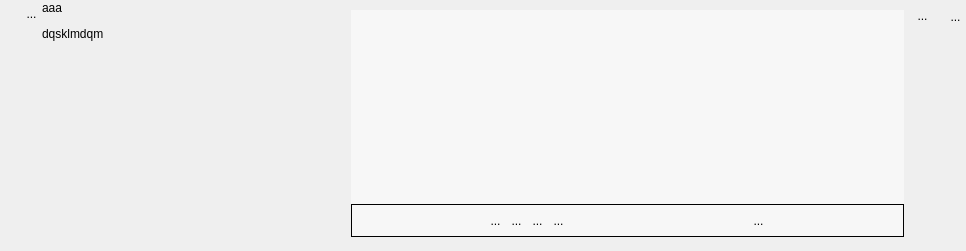
Qt form UiQT4/desWidgetPlusieursTuple.ui (SalomePlatform/eficas_tools) before a commit.
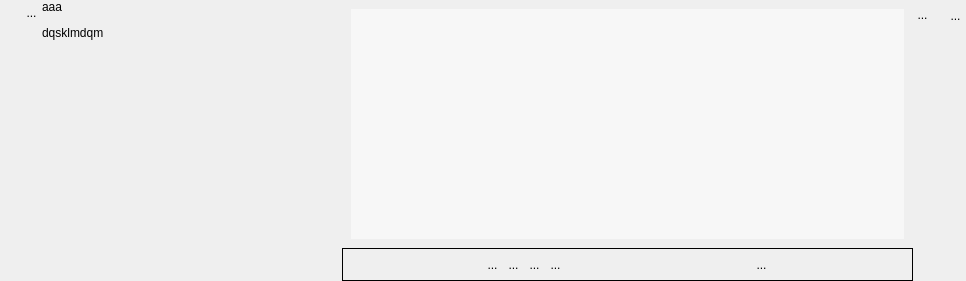
The same form after that commit. Icons and pictures are not drawn. Custom widgets are drawn as their Qt base class.

```diff
--- a/UiQT4/desWidgetPlusieursTuple.ui
+++ b/UiQT4/desWidgetPlusieursTuple.ui
@@ -7,7 +7,7 @@
     <x>0</x>
     <y>0</y>
     <width>966</width>
-    <height>251</height>
+    <height>281</height>
    </rect>
   </property>
   <property name="sizePolicy">
@@ -29,18 +29,11 @@
    <property name="spacing">
     <number>0</number>
    </property>
-   <property name="leftMargin">
+   <property name="margin">
     <number>0</number>
    </property>
-   <property name="topMargin">
-    <number>1</number>
-   </property>
-   <property name="rightMargin">
-    <number>0</number>
-   </property>
-   <property name="bottomMargin">
-    <number>5</number>
-   </property>
+   <item>
+    <layout class="QVBoxLayout" name="verticalLayout_5">
    <item>
     <layout class="QVBoxLayout" name="verticalLayout_2">
      <property name="spacing">
@@ -125,6 +118,8 @@
      </item>
     </layout>
    </item>
+    </layout>
+   </item>
    <item>
     <widget class="MonLabelClic" name="label">
      <property name="sizePolicy">
@@ -160,6 +155,8 @@
     </widget>
    </item>
    <item>
+    <layout class="QVBoxLayout" name="verticalLayout_4">
+     <item>
     <widget class="QFrame" name="frame">
      <property name="frameShape">
       <enum>QFrame::NoFrame</enum>
@@ -193,8 +190,8 @@
           <rect>
            <x>0</x>
            <y>0</y>
-           <width>539</width>
-           <height>227</height>
+             <width>535</width>
+             <height>220</height>
           </rect>
          </property>
          <property name="sizePolicy">
@@ -223,6 +220,13 @@
             </property>
            </spacer>
           </item>
+           </layout>
+          </widget>
+         </widget>
+        </item>
+       </layout>
+      </widget>
+     </item>
           <item>
            <widget class="QFrame" name="frame">
             <property name="frameShape">
@@ -455,11 +459,6 @@
            </widget>
           </item>
          </layout>
-        </widget>
-       </widget>
-      </item>
-     </layout>
-    </widget>
    </item>
    <item>
     <layout class="QVBoxLayout" name="verticalLayout">
```
Lines whose indentation alone changed are shown as unchanged.
